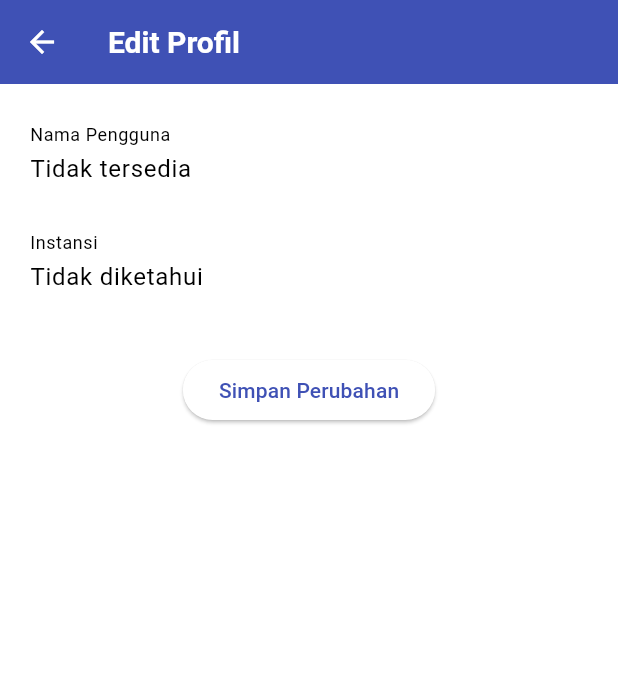
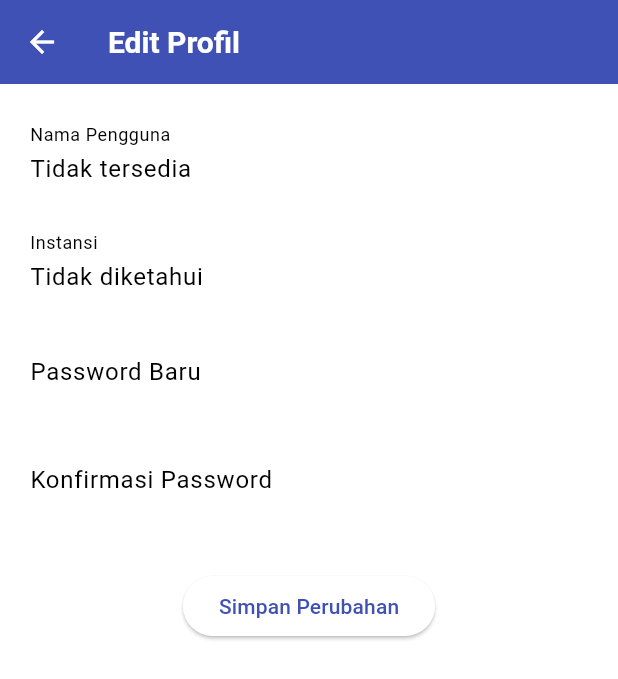
Before and after one commit to FadhilDemonda/Projek-Akhir-Prak-TPM, a Flutter app: the DashboardScreen screen opened by its route, item 2 of the bottom bar chosen, after a tap on "Edit Profile", on a phone screen of 412 x 824 dp. Shown: the top 679 px of the screen. Run offline on Flutter 3.47's test engine with Material 3 defaults, Android fonts, the phone set to English and light mode, and no system bars; our stand-ins replace audioplayers, flutter_local_notifications, geolocator, google_maps_flutter, hive, hive_flutter and 2 more; missing offline and left inert: mobile_scanner; accounts and stored records are empty; Roboto replaces fonts that are missing (Poppins).

Commit message:
edit masih eror

```diff
--- a/lib/constants/string.dart
+++ b/lib/constants/string.dart
@@ -9,6 +9,9 @@ class AppStrings {
   static const String instansi = 'Instansi';
   static const String enterUsername = 'Masukkan Username';
   static const String enterInstansi = 'Masukkan Instansi';
+  static const String password = "Password"; // Add this for password label
+  static const String enterPassword =
+      "Enter your password"; // Add this for password hint
   static const String submit = 'Submit';
   static const String required = 'Wajib diisi';
 
--- a/lib/models/user_model.dart
+++ b/lib/models/user_model.dart
@@ -1,21 +1,38 @@
+import 'package:hive/hive.dart';
+
+part 'user_model.g.dart'; // Membuat file .g.dart secara otomatis setelah build
+
+@HiveType(typeId: 1) // Tentukan typeId yang unik untuk model ini
 class UserModel {
+  @HiveField(0) // Field pertama untuk id
   final String id;
+
+  @HiveField(1) // Field kedua untuk username
   final String username;
+
+  @HiveField(2) // Field ketiga untuk instansi
   final String instansi;
+
+  @HiveField(3)
+  final String password; // Add the password field
+
+  @HiveField(4) // Field keempat untuk profileImageUrl (optional)
   final String? profileImageUrl;
 
   // Constructor untuk membuat user baru (id belum ada/otomatis di-generate backend)
   UserModel.create({
     required this.username,
     required this.instansi,
+    required this.password, // Ensure password is passed
     this.profileImageUrl,
-  }) : id = '';  // id kosong dulu, karena belum ada saat pembuatan baru
+  }) : id = ''; // id kosong dulu, karena belum ada saat pembuatan baru
 
   // Constructor untuk user yang sudah ada (misal dari database/API), id pasti ada
   UserModel({
     required this.id,
     required this.username,
     required this.instansi,
+    required this.password, // Ensure password is included here
     this.profileImageUrl,
   });
 
@@ -33,6 +50,7 @@ class UserModel {
       id: map['id'] ?? '',
       username: map['username'] ?? '',
       instansi: map['instansi'] ?? '',
+      password: map['password'] ?? '', // Make sure password is retrieved
       profileImageUrl: map['profileImageUrl'],
     );
   }
@@ -42,11 +60,14 @@ class UserModel {
     String? username,
     String? instansi,
     String? profileImageUrl,
+    required String password,
   }) {
     return UserModel(
       id: id ?? this.id,
       username: username ?? this.username,
       instansi: instansi ?? this.instansi,
+      password: password ?? this.password,
+
       profileImageUrl: profileImageUrl ?? this.profileImageUrl,
     );
   }
--- a/lib/routes.dart
+++ b/lib/routes.dart
@@ -11,4 +11,5 @@ class Routes {
   static const String panduan = '/panduan';
   static const String saranaPrasarana = '/sarana_prasarana';
   static const String locationInfoSarana = '/location_info_sarana';
+  static const String register = '/register';
 }
--- a/lib/screens/edit_profile.dart
+++ b/lib/screens/edit_profile.dart
@@ -1,6 +1,7 @@
 import 'package:flutter/material.dart';
-import '../models/user_model.dart';
+import 'package:kai/models/user_model.dart';
 import '../services/auth_service.dart';
+import '../constants/colors.dart';
 
 class EditProfileScreen extends StatefulWidget {
   final UserModel user;
@@ -14,31 +15,51 @@ class EditProfileScreen extends StatefulWidget {
 class _EditProfileScreenState extends State<EditProfileScreen> {
   late TextEditingController _usernameController;
   late TextEditingController _instansiController;
+  late TextEditingController _passwordController;
+  late TextEditingController _confirmPasswordController;
 
   @override
   void initState() {
     super.initState();
     _usernameController = TextEditingController(text: widget.user.username);
     _instansiController = TextEditingController(text: widget.user.instansi);
+    _passwordController = TextEditingController();
+    _confirmPasswordController = TextEditingController();
   }
 
   @override
   void dispose() {
     _usernameController.dispose();
     _instansiController.dispose();
+    _passwordController.dispose();
+    _confirmPasswordController.dispose();
     super.dispose();
   }
 
   Future<void> _saveChanges() async {
+    if (_passwordController.text != _confirmPasswordController.text) {
+      ScaffoldMessenger.of(context).showSnackBar(
+        const SnackBar(content: Text('Password dan konfirmasi tidak cocok')),
+      );
+      return;
+    }
+
+    // Create a new UserModel with updated data
     final updatedUser = widget.user.copyWith(
       username: _usernameController.text.trim(),
       instansi: _instansiController.text.trim(),
+      password:
+          _passwordController.text.isNotEmpty
+              ? _passwordController.text.trim()
+              : widget.user.password, // Only change password if it's not empty
     );
 
+    // Call the AuthService to update the user data
     await AuthService().updateUser(updatedUser);
 
+    // After updating the user, navigate back with the updated user data
     if (mounted) {
-      Navigator.pop(context, updatedUser); // kirim kembali ke ProfileScreen
+      Navigator.pop(context, updatedUser); // Pass the updated user back
     }
   }
 
@@ -50,16 +71,39 @@ class _EditProfileScreenState extends State<EditProfileScreen> {
         padding: const EdgeInsets.all(20),
         child: Column(
           children: [
+            // Username field
             TextField(
               controller: _usernameController,
               decoration: const InputDecoration(labelText: 'Nama Pengguna'),
             ),
             const SizedBox(height: 16),
+
+            // Instansi field
             TextField(
               controller: _instansiController,
               decoration: const InputDecoration(labelText: 'Instansi'),
             ),
+            const SizedBox(height: 16),
+
+            // Password field
+            TextField(
+              controller: _passwordController,
+              obscureText: true,
+              decoration: const InputDecoration(labelText: 'Password Baru'),
+            ),
+            const SizedBox(height: 16),
+
+            // Confirm Password field
+            TextField(
+              controller: _confirmPasswordController,
+              obscureText: true,
+              decoration: const InputDecoration(
+                labelText: 'Konfirmasi Password',
+              ),
+            ),
             const SizedBox(height: 32),
+
+            // Save changes button
             ElevatedButton(
               onPressed: _saveChanges,
               child: const Text('Simpan Perubahan'),
--- a/lib/screens/profile_screen.dart
+++ b/lib/screens/profile_screen.dart
@@ -102,10 +102,18 @@ class _ProfileScreenState extends State<ProfileScreen> {
                         builder:
                             (_) => EditProfileScreen(
                               user: UserModel(
-                                id: user['id']!,
-                                username: user['username']!,
-                                instansi: user['instansi']!,
-                                profileImageUrl: user['profileImageUrl'],
+                                id: user['id'] ?? '', // Pastikan id tidak null
+                                username:
+                                    user['username'] ??
+                                    'Username tidak tersedia', // Menangani null
+                                instansi:
+                                    user['instansi'] ??
+                                    'Instansi tidak tersedia', // Menangani null
+                                profileImageUrl:
+                                    user['profileImageUrl'] ??
+                                    '', // Menangani null
+                                password:
+                                    user['password'] ?? '', // Menangani null
                               ),
                             ),
                       ),
@@ -113,6 +121,7 @@ class _ProfileScreenState extends State<ProfileScreen> {
 
                     if (updatedUser != null) {
                       _reloadUser(); // ini akan memicu setState
+                      Navigator.pop(context, 'updated'); // <- ini penting
                     }
                   },
                 ),
```
Also changed, not shown: lib/main.dart (+13 -1 lines), lib/screens/login_screen.dart (+65 -66 lines), lib/screens/register_screen.dart (added, +107 -0 lines), lib/services/auth_service.dart (+33 -10 lines), pubspec.yaml (+6 -4 lines), lib/models/user_model.g.dart (added), pubspec.lock, 2 other files.
